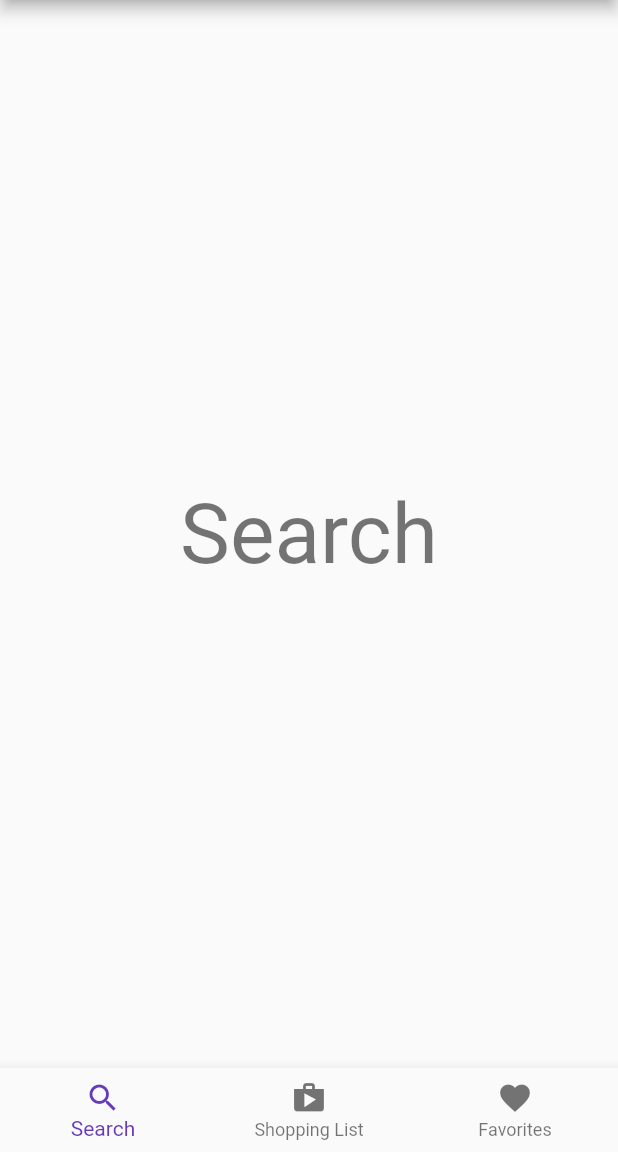
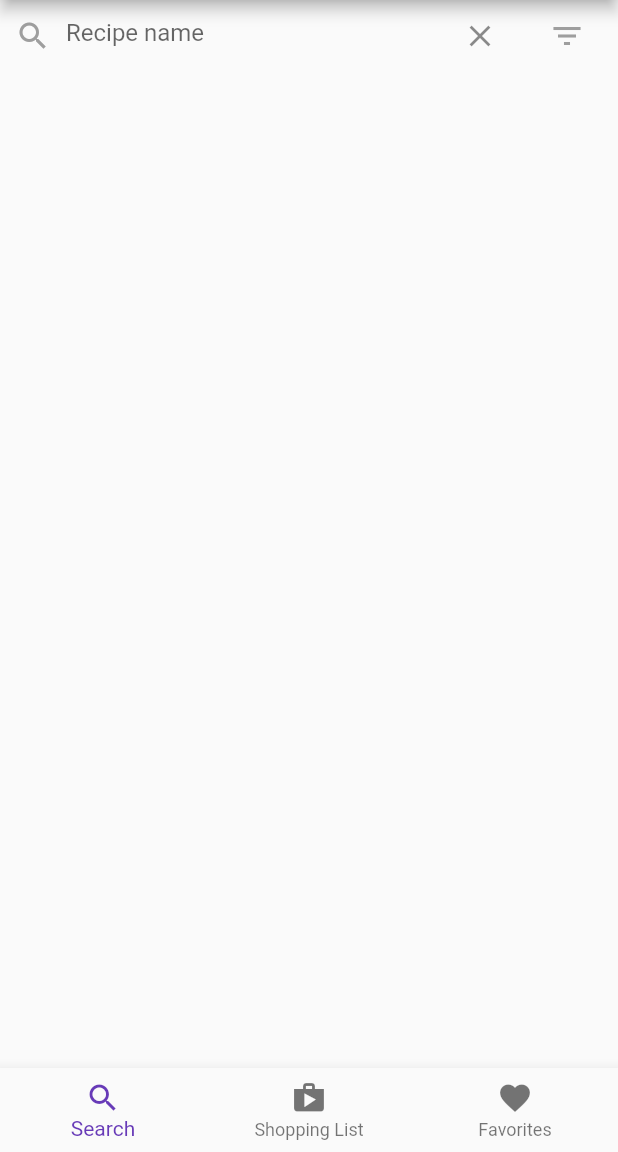
Before and after one commit to Mana-One/cook-off, a Flutter app: the screen it shows after launch, on a phone screen of 412 x 824 dp, the part 84-1236 px from its top. Run offline on Flutter 3.47's test engine with Material 2 defaults, Android fonts, the phone set to English and light mode, and no system bars; our stand-ins replace flutter_dotenv.

Commit message:
search bar

```diff
--- a/lib/screens/search_screen.dart
+++ b/lib/screens/search_screen.dart
@@ -1,3 +1,4 @@
+import '../widgets/search_bar.dart';
 import 'package:flutter/material.dart';
 
 class SearchScreen extends StatelessWidget {
@@ -5,11 +6,11 @@ class SearchScreen extends StatelessWidget {
 
   @override
   Widget build(BuildContext context) {
-    return Center(
-      child: Text(
-        "Search",
-        style: Theme.of(context).textTheme.headline2,
-      ),
+    return Column(
+      mainAxisAlignment: MainAxisAlignment.start,
+      children: [
+        SearchBar(),
+      ],
     );
   }
 }
--- /dev/null
+++ b/lib/widgets/search_bar.dart
@@ -0,0 +1,47 @@
+import 'package:flutter/material.dart';
+
+class SearchBar extends StatelessWidget {
+  SearchBar({super.key});
+  final TextEditingController _controller = TextEditingController();
+
+  // final List<String> _cuisineTypes = [];
+  @override
+  Widget build(BuildContext context) {
+    return Row(
+      mainAxisAlignment: MainAxisAlignment.start,
+      crossAxisAlignment: CrossAxisAlignment.center,
+      children: [
+        const Padding(
+          padding: EdgeInsets.symmetric(horizontal: 10),
+          child: Icon(
+            Icons.search,
+            color: Colors.grey,
+          ),
+        ),
+        Expanded(
+          child: TextField(
+            controller: _controller,
+            decoration: InputDecoration(
+              border: InputBorder.none,
+              hintText: 'Recipe name',
+              suffixIcon: IconButton(
+                onPressed: _controller.clear,
+                icon: const Icon(Icons.clear),
+              ),
+            ),
+          ),
+        ),
+        Padding(
+          padding: const EdgeInsets.symmetric(horizontal: 10),
+          child: IconButton(
+            icon: const Icon(
+              Icons.filter_list,
+              color: Colors.grey,
+            ),
+            onPressed: () => {},
+          ),
+        ),
+      ],
+    );
+  }
+}
```
